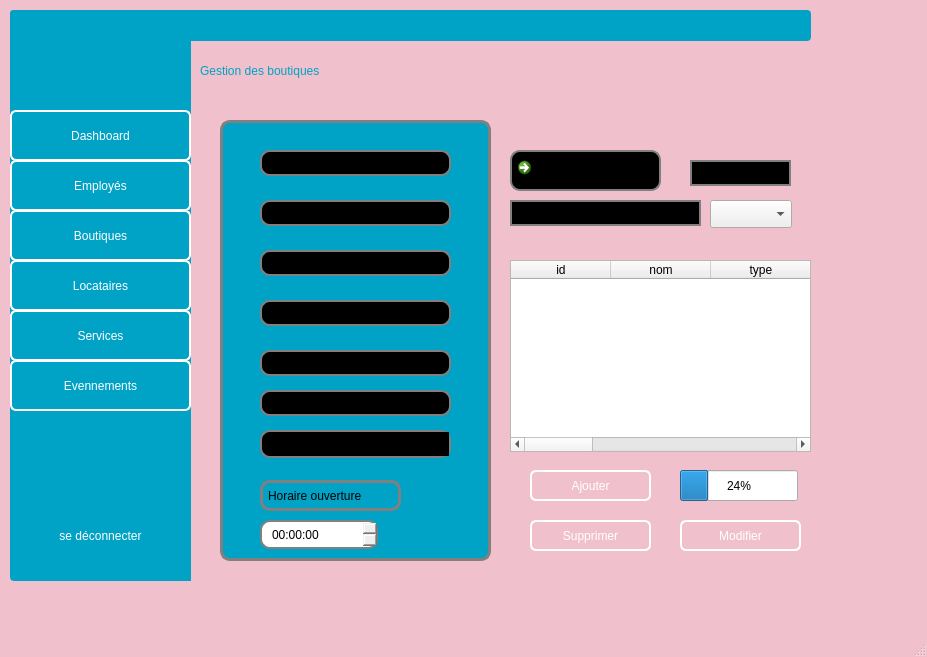
Above: gevennement.ui from Projetcpp-2A19/projetcpp-2a19-smart-shopping-center before the change. Below: the same form after it.
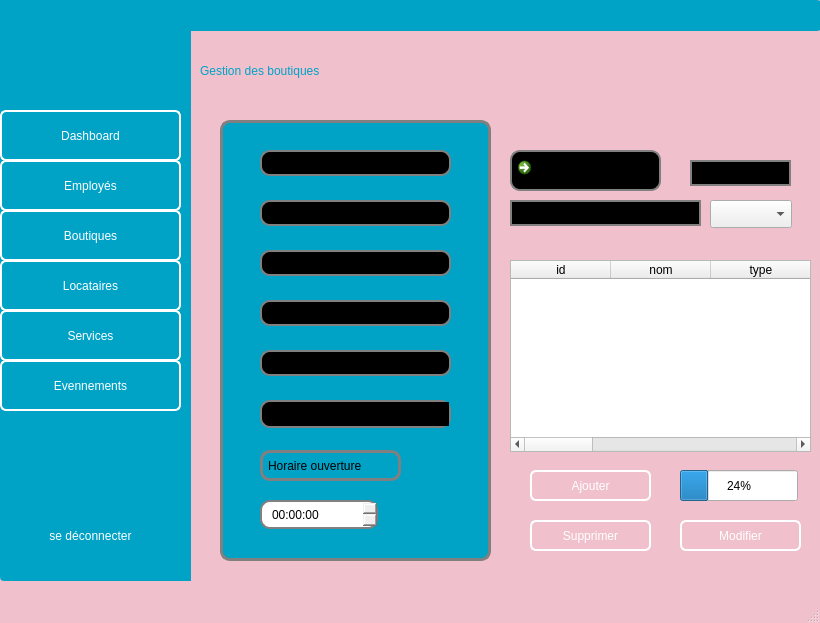
That is the form after the change. Icons and pictures are not drawn.

Patch:
```diff
--- a/gevennement.ui
+++ b/gevennement.ui
@@ -6,8 +6,8 @@
    <rect>
     <x>0</x>
     <y>0</y>
-    <width>927</width>
-    <height>657</height>
+    <width>820</width>
+    <height>623</height>
    </rect>
   </property>
   <property name="windowTitle">
@@ -64,9 +64,9 @@
    <widget class="QFrame" name="frame_10">
     <property name="geometry">
      <rect>
-      <x>180</x>
-      <y>10</y>
-      <width>631</width>
+      <x>-10</x>
+      <y>0</y>
+      <width>831</width>
       <height>31</height>
      </rect>
     </property>
@@ -219,9 +219,9 @@
    <widget class="QFrame" name="frame_gestions">
     <property name="geometry">
      <rect>
-      <x>10</x>
+      <x>0</x>
       <y>10</y>
-      <width>181</width>
+      <width>191</width>
       <height>571</height>
      </rect>
     </property>
@@ -530,7 +530,7 @@
      <property name="geometry">
       <rect>
        <x>0</x>
-       <y>0</y>
+       <y>-10</y>
        <width>181</width>
        <height>91</height>
       </rect>
@@ -686,7 +686,7 @@
      <property name="geometry">
       <rect>
        <x>40</x>
-       <y>80</y>
+       <y>30</y>
        <width>191</width>
        <height>26</height>
       </rect>
@@ -709,7 +709,7 @@
      <property name="geometry">
       <rect>
        <x>40</x>
-       <y>130</y>
+       <y>80</y>
        <width>191</width>
        <height>26</height>
       </rect>
@@ -732,7 +732,7 @@
      <property name="geometry">
       <rect>
        <x>40</x>
-       <y>230</y>
+       <y>180</y>
        <width>191</width>
        <height>26</height>
       </rect>
@@ -755,7 +755,7 @@
      <property name="geometry">
       <rect>
        <x>40</x>
-       <y>360</y>
+       <y>330</y>
        <width>141</width>
        <height>31</height>
       </rect>
@@ -768,7 +768,7 @@
      <property name="geometry">
       <rect>
        <x>40</x>
-       <y>180</y>
+       <y>130</y>
        <width>191</width>
        <height>26</height>
       </rect>
@@ -787,34 +787,11 @@
       <string>      LOCALISATION</string>
      </property>
     </widget>
-    <widget class="QLineEdit" name="line_IDboutique">
-     <property name="geometry">
-      <rect>
-       <x>40</x>
-       <y>30</y>
-       <width>191</width>
-       <height>26</height>
-      </rect>
-     </property>
-     <property name="styleSheet">
-      <string notr="true">QLineEdit {
-	font: 11pt &quot;Segoe UI&quot;;
-    border: 2px solid gray;
-    border-radius: 10px;
-    padding: 0 8px;
-    background: black;
-    selection-background-color: darkgray;
-}</string>
-     </property>
-     <property name="placeholderText">
-      <string>               ID</string>
-     </property>
-    </widget>
     <widget class="QLineEdit" name="line_MONTANTboutique">
      <property name="geometry">
       <rect>
        <x>40</x>
-       <y>270</y>
+       <y>230</y>
        <width>191</width>
        <height>26</height>
       </rect>
@@ -837,7 +814,7 @@
      <property name="geometry">
       <rect>
        <x>40</x>
-       <y>400</y>
+       <y>380</y>
        <width>118</width>
        <height>29</height>
       </rect>
@@ -857,7 +834,7 @@
      <property name="geometry">
       <rect>
        <x>40</x>
-       <y>310</y>
+       <y>280</y>
        <width>191</width>
        <height>28</height>
       </rect>
@@ -927,7 +904,7 @@
     <rect>
      <x>0</x>
      <y>0</y>
-     <width>927</width>
+     <width>820</width>
      <height>25</height>
     </rect>
    </property>
```
